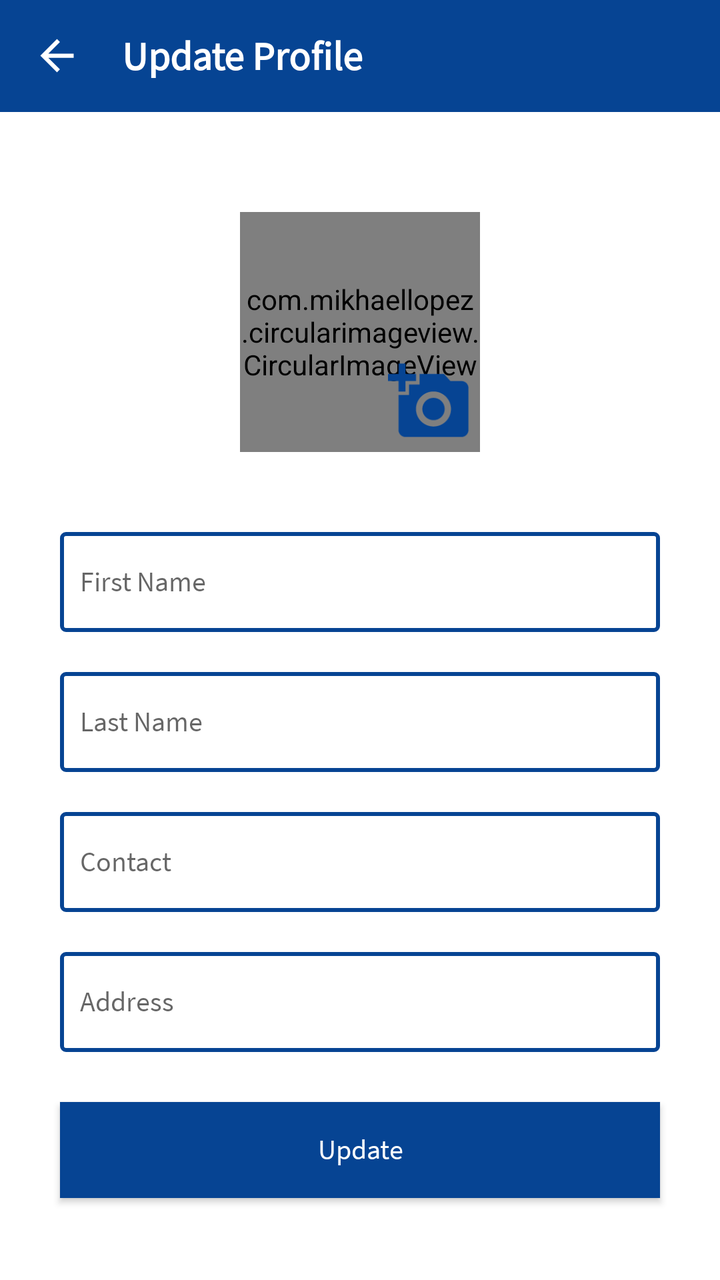
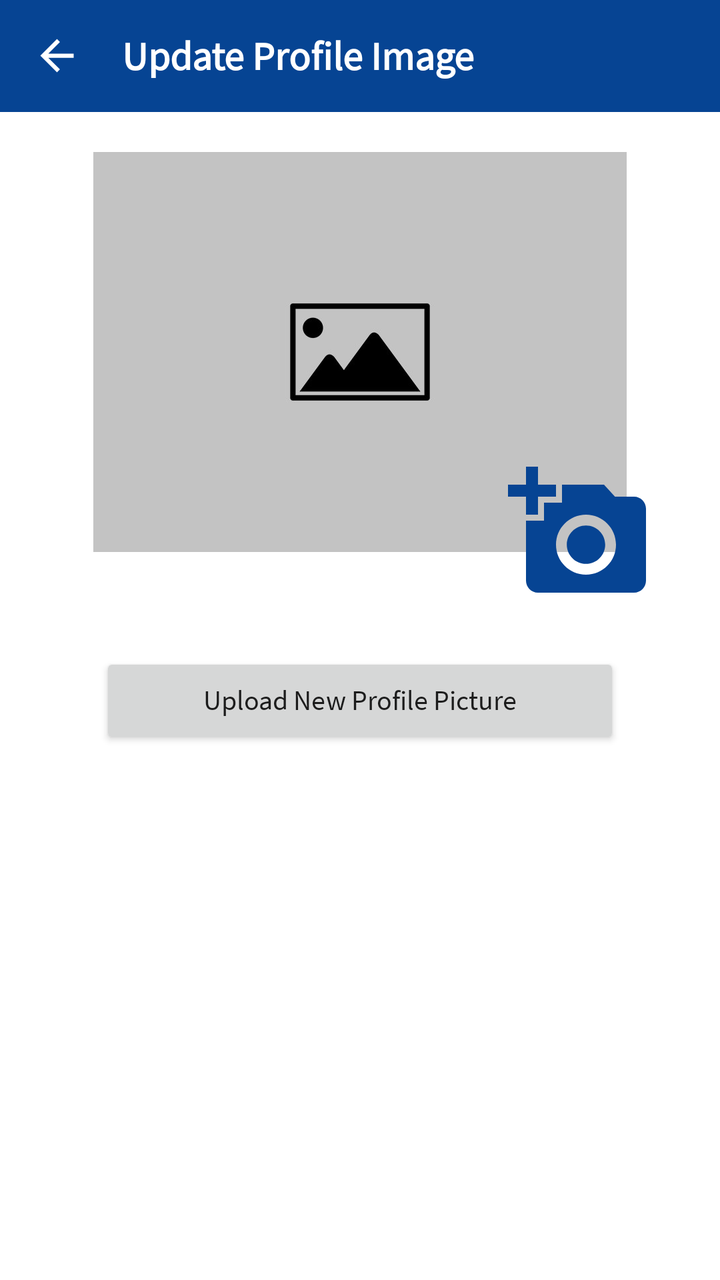

The first picture is an Android layout as it rendered before a commit; the second is the same layout after the commit. The layout source and the unified diff follow.
<!-- AndroidManifest.xml: application theme Theme.MGXChange -->
<!-- res/layout/activity_user_update_profile.xml -->
<?xml version="1.0" encoding="utf-8"?>
<LinearLayout xmlns:android="http://schemas.android.com/apk/res/android"
    xmlns:tools="http://schemas.android.com/tools"
    android:layout_width="match_parent"
    android:layout_height="match_parent"
    android:orientation="vertical"
    xmlns:app="http://schemas.android.com/apk/res-auto"
    tools:context=".activities.UserUpdateProfile">
    <androidx.appcompat.widget.Toolbar
        android:id="@+id/toolbar_product_details"
        android:layout_width="match_parent"
        android:layout_height="?attr/actionBarSize"
        android:background="?attr/colorPrimary"
        app:popupTheme="@style/AppTheme.PopupOverlay">
        <RelativeLayout
            android:layout_width="match_parent"
            android:layout_height="match_parent">
            <TextView
                android:id="@+id/title_toolbar"
                android:layout_width="wrap_content"
                android:layout_height="wrap_content"
                android:layout_centerVertical="true"
                android:layout_toRightOf="@id/img_btn_back"
                android:fontFamily="@font/sf_regular"
                android:text="@string/toolbar_update_profile"
                android:textColor="@color/white"
                android:textSize="20sp"
                android:textStyle="bold" />

            <ImageView
                android:id="@+id/img_btn_back"
                android:layout_width="25dp"
                android:layout_height="35dp"
                android:layout_alignParentStart="true"
                android:layout_alignParentLeft="true"
                android:layout_centerInParent="true"
                android:layout_marginEnd="20dp"
                android:layout_marginRight="20dp"
                android:src="@drawable/ic_back_button" />
        </RelativeLayout>
    </androidx.appcompat.widget.Toolbar>

    <RelativeLayout
        android:layout_width="120dp"
        android:layout_height="120dp"
        android:layout_gravity="center"
        android:layout_marginTop="50dp">

        <com.mikhaellopez.circularimageview.CircularImageView
            android:id="@+id/iv_loan_product_image"
            android:layout_width="120dp"
            android:layout_height="120dp"
            android:layout_centerInParent="true"
            android:src="@drawable/image_default" />

        <ImageView
            android:id="@+id/iv_loan_product_choose"
            android:layout_width="50dp"
            android:layout_height="50dp"
            android:layout_alignParentEnd="true"
            android:layout_alignParentRight="true"
            android:layout_alignParentBottom="true"
            android:clickable="true"
            android:focusable="true"
            android:padding="4dp"
            android:src="@drawable/ic_add_a_photo" />
    </RelativeLayout>

    <EditText
        android:id="@+id/etUserFirstName"
        android:layout_width="match_parent"
        android:layout_height="50dp"
        android:layout_marginStart="30dp"
        android:layout_marginTop="40dp"
        android:layout_marginEnd="30dp"
        android:background="@drawable/custom_et_all"
        android:fontFamily="@font/sf_regular"
        android:hint="@string/first_name"
        android:inputType="text"
        android:paddingLeft="10dp"
        android:paddingTop="10dp"
        android:paddingRight="10dp"
        android:paddingBottom="10dp"
        android:singleLine="true"
        android:textSize="14sp"
        />
    <EditText
        android:id="@+id/etUserLastName"
        android:layout_width="match_parent"
        android:layout_height="50dp"
        android:layout_marginStart="30dp"
        android:layout_marginTop="20dp"
        android:layout_marginEnd="30dp"
        android:background="@drawable/custom_et_all"
        android:fontFamily="@font/sf_regular"
        android:hint="@string/last_name"
        android:inputType="text"
        android:paddingLeft="10dp"
        android:paddingTop="10dp"
        android:paddingRight="10dp"
        android:paddingBottom="10dp"
        android:singleLine="true"
        android:textSize="14sp"
        />
    <EditText
        android:id="@+id/etUserContact"
        android:layout_width="match_parent"
        android:layout_height="50dp"
        android:layout_marginStart="30dp"
        android:layout_marginTop="20dp"
        android:layout_marginEnd="30dp"
        android:background="@drawable/custom_et_all"
        android:fontFamily="@font/sf_regular"
        android:hint="@string/contact"
        android:inputType="text"
        android:paddingLeft="10dp"
        android:paddingTop="10dp"
        android:paddingRight="10dp"
        android:paddingBottom="10dp"
        android:singleLine="true"
        android:textSize="14sp"
        />
    <EditText
        android:id="@+id/etUserAddress"
        android:layout_width="match_parent"
        android:layout_height="50dp"
        android:layout_marginStart="30dp"
        android:layout_marginTop="20dp"
        android:layout_marginEnd="30dp"
        android:background="@drawable/custom_et_all"
        android:fontFamily="@font/sf_regular"
        android:hint="@string/address"
        android:inputType="text"
        android:paddingLeft="10dp"
        android:paddingTop="10dp"
        android:paddingRight="10dp"
        android:paddingBottom="10dp"
        android:singleLine="true"
        android:textSize="14sp"
        />
    <Button
        android:id="@+id/btnUpdateProfile"
        android:layout_width="match_parent"
        android:layout_height="wrap_content"
        android:layout_marginStart="30dp"
        android:layout_marginTop="25dp"
        android:layout_marginEnd="30dp"
        android:layout_marginBottom="40dp"
        android:background="@color/colorPrimary"
        android:fontFamily="@font/sf_regular"
        android:text="@string/button_update_profile"
        android:textAllCaps="false"
        android:textColor="#fff"/>

</LinearLayout>
<!-- resources referenced by this layout -->
<resources>
  <color name="colorPrimary">#064493</color>
  <color name="white">#FFFFFF</color>
  <!-- drawable custom_et_all (drawable) -->
  <?xml version="1.0" encoding="utf-8"?>
  <shape xmlns:android="http://schemas.android.com/apk/res/android">
  
      <solid
          android:color="@color/white"
          />
      <stroke
          android:color="@color/colorPrimary"
          android:width="2dp"
          />
      <corners
          android:radius="2dp"
          />
  </shape>
  <!-- drawable ic_add_a_photo (drawable) -->
  <vector android:height="24dp" android:tint="#064493"
      android:viewportHeight="24" android:viewportWidth="24"
      android:width="24dp" xmlns:android="http://schemas.android.com/apk/res/android">
      <path android:fillColor="@android:color/white" android:pathData="M3,4V1h2v3h3v2H5v3H3V6H0V4H3zM6,10V7h3V4h7l1.83,2H21c1.1,0 2,0.9 2,2v12c0,1.1 -0.9,2 -2,2H5c-1.1,0 -2,-0.9 -2,-2V10H6zM13,19c2.76,0 5,-2.24 5,-5s-2.24,-5 -5,-5s-5,2.24 -5,5S10.24,19 13,19zM9.8,14c0,1.77 1.43,3.2 3.2,3.2s3.2,-1.43 3.2,-3.2s-1.43,-3.2 -3.2,-3.2S9.8,12.23 9.8,14z"/>
  </vector>
  <!-- drawable ic_back_button (drawable) -->
  <vector android:height="24dp" android:tint="#FFFFFF"
      android:viewportHeight="24.0" android:viewportWidth="24.0"
      android:width="24dp" xmlns:android="http://schemas.android.com/apk/res/android">
      <path android:fillColor="#FF000000" android:pathData="M20,11H7.83l5.59,-5.59L12,4l-8,8 8,8 1.41,-1.41L7.83,13H20v-2z"/>
  </vector>
  <!-- drawable image_default: jpg bitmap (drawable, 10460 bytes) -->
  <string name="address">Address</string>
  <string name="button_update_profile">Update</string>
  <string name="contact">Contact</string>
  <string name="first_name">First Name</string>
  <string name="last_name">Last Name</string>
  <string name="toolbar_update_profile">Update Profile</string>
  <style name="AppTheme.PopupOverlay" parent="ThemeOverlay.AppCompat.Light" />
  <style name="Theme.MGXChange" parent="Theme.MaterialComponents.DayNight.NoActionBar">
          
          <item name="colorPrimary">@color/colorPrimary</item>
          <item name="colorPrimaryVariant">@color/colorPrimaryDark</item>
          <item name="colorOnPrimary">@color/white</item>
          
          <item name="colorSecondary">@color/colorPrimary</item>
          <item name="colorSecondaryVariant">@color/colorPrimaryDark</item>
          <item name="colorOnSecondary">@color/black</item>
          
          <item name="android:statusBarColor" tools:targetApi="l">?attr/colorPrimaryVariant</item>
          
      </style>
  <style name="Theme.MaterialComponents.DayNight.NoActionBar">
          <item name="windowActionBar">false</item>
          <item name="windowNoTitle">true</item>
      </style>
  <color name="colorPrimaryDark">#073E85</color>
  <color name="black">#000000</color>
</resources>

<!-- the commit's change to res/layout/activity_user_update_profile.xml (unified diff, before → after) -->
@@ -22,7 +22,7 @@
                 android:layout_centerVertical="true"
                 android:layout_toRightOf="@id/img_btn_back"
                 android:fontFamily="@font/sf_regular"
-                android:text="@string/toolbar_update_profile"
+                android:text="@string/toolbar_update_profile_image"
                 android:textColor="@color/white"
                 android:textSize="20sp"
                 android:textStyle="bold" />
@@ -40,116 +40,38 @@
         </RelativeLayout>
     </androidx.appcompat.widget.Toolbar>
 
-    <RelativeLayout
-        android:layout_width="120dp"
-        android:layout_height="120dp"
-        android:layout_gravity="center"
-        android:layout_marginTop="50dp">
 
-        <com.mikhaellopez.circularimageview.CircularImageView
-            android:id="@+id/iv_loan_product_image"
-            android:layout_width="120dp"
-            android:layout_height="120dp"
-            android:layout_centerInParent="true"
+        <ImageView
+            android:id="@+id/ivProfileImage"
+            android:layout_width="match_parent"
+            android:layout_height="200dp"
+            android:layout_margin="20dp"
             android:src="@drawable/image_default" />
 
         <ImageView
-            android:id="@+id/iv_loan_product_choose"
-            android:layout_width="50dp"
-            android:layout_height="50dp"
-            android:layout_alignParentEnd="true"
-            android:layout_alignParentRight="true"
-            android:layout_alignParentBottom="true"
+            android:id="@+id/ivUploadImage"
+            android:layout_width="80dp"
+            android:layout_height="80dp"
+            android:layout_gravity="end"
+            android:layout_marginLeft="30dp"
+            android:layout_marginTop="-70dp"
+            android:layout_marginRight="30dp"
             android:clickable="true"
             android:focusable="true"
             android:padding="4dp"
             android:src="@drawable/ic_add_a_photo" />
-    </RelativeLayout>
+    <Button
 
-    <EditText
-        android:id="@+id/etUserFirstName"
-        android:layout_width="match_parent"
-        android:layout_height="50dp"
-        android:layout_marginStart="30dp"
-        android:layout_marginTop="40dp"
-        android:layout_marginEnd="30dp"
-        android:background="@drawable/custom_et_all"
-        android:fontFamily="@font/sf_regular"
-        android:hint="@string/first_name"
-        android:inputType="text"
-        android:paddingLeft="10dp"
-        android:paddingTop="10dp"
-        android:paddingRight="10dp"
-        android:paddingBottom="10dp"
-        android:singleLine="true"
-        android:textSize="14sp"
-        />
-    <EditText
-        android:id="@+id/etUserLastName"
-        android:layout_width="match_parent"
-        android:layout_height="50dp"
-        android:layout_marginStart="30dp"
-        android:layout_marginTop="20dp"
-        android:layout_marginEnd="30dp"
-        android:background="@drawable/custom_et_all"
-        android:fontFamily="@font/sf_regular"
-        android:hint="@string/last_name"
-        android:inputType="text"
-        android:paddingLeft="10dp"
-        android:paddingTop="10dp"
-        android:paddingRight="10dp"
-        android:paddingBottom="10dp"
-        android:singleLine="true"
-        android:textSize="14sp"
-        />
-    <EditText
-        android:id="@+id/etUserContact"
-        android:layout_width="match_parent"
-        android:layout_height="50dp"
-        android:layout_marginStart="30dp"
-        android:layout_marginTop="20dp"
-        android:layout_marginEnd="30dp"
-        android:background="@drawable/custom_et_all"
-        android:fontFamily="@font/sf_regular"
-        android:hint="@string/contact"
-        android:inputType="text"
-        android:paddingLeft="10dp"
-        android:paddingTop="10dp"
-        android:paddingRight="10dp"
-        android:paddingBottom="10dp"
-        android:singleLine="true"
-        android:textSize="14sp"
-        />
-    <EditText
-        android:id="@+id/etUserAddress"
-        android:layout_width="match_parent"
-        android:layout_height="50dp"
-        android:layout_marginStart="30dp"
-        android:layout_marginTop="20dp"
-        android:layout_marginEnd="30dp"
-        android:background="@drawable/custom_et_all"
-        android:fontFamily="@font/sf_regular"
-        android:hint="@string/address"
-        android:inputType="text"
-        android:paddingLeft="10dp"
-        android:paddingTop="10dp"
-        android:paddingRight="10dp"
-        android:paddingBottom="10dp"
-        android:singleLine="true"
-        android:textSize="14sp"
-        />
-    <Button
-        android:id="@+id/btnUpdateProfile"
         android:layout_width="match_parent"
         android:layout_height="wrap_content"
-        android:layout_marginStart="30dp"
-        android:layout_marginTop="25dp"
-        android:layout_marginEnd="30dp"
-        android:layout_marginBottom="40dp"
-        android:background="@color/colorPrimary"
+        android:id="@+id/btnUpdatePicture"
+        android:layout_marginLeft="50dp"
+        android:layout_marginTop="20dp"
+        android:layout_marginRight="50dp"
         android:fontFamily="@font/sf_regular"
-        android:text="@string/button_update_profile"
         android:textAllCaps="false"
-        android:textColor="#fff"/>
+        android:padding="10dp"
+        android:text="@string/upload_picture"
+        />
 
 </LinearLayout>
<!-- resource entries referenced after the edit -->
@@ -1,22 +1,6 @@
 <!-- resources referenced by this layout -->
 <resources>
-  <color name="colorPrimary">#064493</color>
   <color name="white">#FFFFFF</color>
-  <!-- drawable custom_et_all (drawable) -->
-  <?xml version="1.0" encoding="utf-8"?>
-  <shape xmlns:android="http://schemas.android.com/apk/res/android">
-  
-      <solid
-          android:color="@color/white"
-          />
-      <stroke
-          android:color="@color/colorPrimary"
-          android:width="2dp"
-          />
-      <corners
-          android:radius="2dp"
-          />
-  </shape>
   <!-- drawable ic_add_a_photo (drawable) -->
   <vector android:height="24dp" android:tint="#064493"
       android:viewportHeight="24" android:viewportWidth="24"
@@ -30,12 +14,8 @@
       <path android:fillColor="#FF000000" android:pathData="M20,11H7.83l5.59,-5.59L12,4l-8,8 8,8 1.41,-1.41L7.83,13H20v-2z"/>
   </vector>
   <!-- drawable image_default: jpg bitmap (drawable, 10460 bytes) -->
-  <string name="address">Address</string>
-  <string name="button_update_profile">Update</string>
-  <string name="contact">Contact</string>
-  <string name="first_name">First Name</string>
-  <string name="last_name">Last Name</string>
-  <string name="toolbar_update_profile">Update Profile</string>
+  <string name="toolbar_update_profile_image">Update Profile Image</string>
+  <string name="upload_picture">Upload New Profile Picture</string>
   <style name="AppTheme.PopupOverlay" parent="ThemeOverlay.AppCompat.Light" />
   <style name="Theme.MGXChange" parent="Theme.MaterialComponents.DayNight.NoActionBar">
           
@@ -54,6 +34,7 @@
           <item name="windowActionBar">false</item>
           <item name="windowNoTitle">true</item>
       </style>
+  <color name="colorPrimary">#064493</color>
   <color name="colorPrimaryDark">#073E85</color>
   <color name="black">#000000</color>
 </resources>
